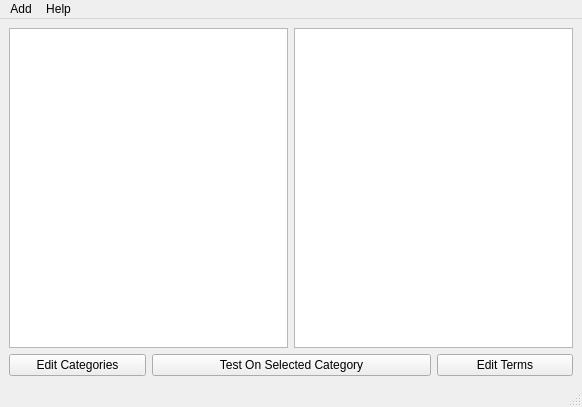
The window that View/studier.ui (wcrandall/Studier) describes before a commit, drawn with Qt 5.
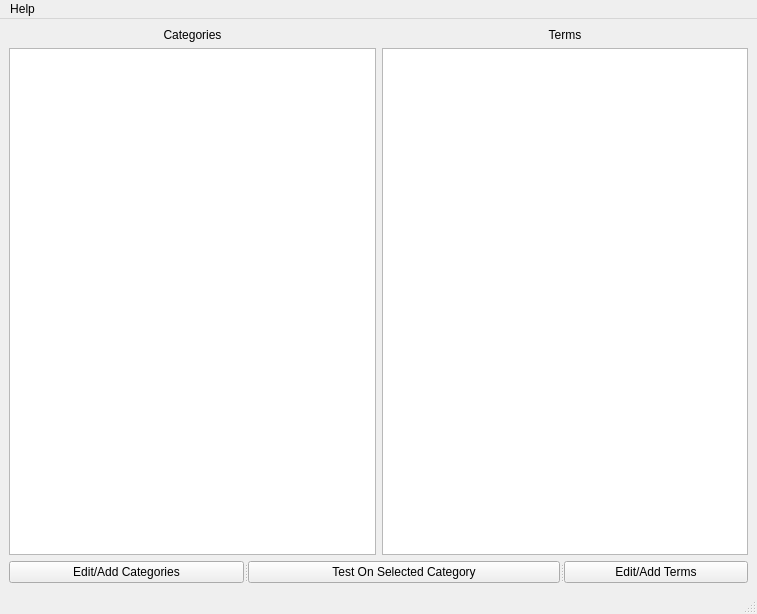
The same window after the commit.

Commit message: The studier application version 1.00

What changed in the file:
```diff
--- a/View/studier.ui
+++ b/View/studier.ui
@@ -6,8 +6,8 @@
    <rect>
     <x>0</x>
     <y>0</y>
-    <width>582</width>
-    <height>407</height>
+    <width>757</width>
+    <height>614</height>
    </rect>
   </property>
   <property name="windowTitle">
@@ -15,14 +15,38 @@
   </property>
   <widget class="QWidget" name="centralwidget">
    <layout class="QGridLayout" name="gridLayout">
-    <item row="1" column="3">
-     <widget class="QPushButton" name="EditTermButton">
+    <item row="0" column="0">
+     <layout class="QHBoxLayout" name="horizontalLayout">
+      <item>
+       <layout class="QVBoxLayout" name="verticalLayout_2">
+        <item>
+         <widget class="QLabel" name="CategoriesLabel">
       <property name="text">
-       <string>Edit Terms</string>
-      </property>
-     </widget>
-    </item>
-    <item row="0" column="2" colspan="2">
+           <string>Categories</string>
+          </property>
+          <property name="alignment">
+           <set>Qt::AlignCenter</set>
+          </property>
+         </widget>
+        </item>
+        <item>
+         <widget class="QListWidget" name="TermCategoriesListWidget"/>
+        </item>
+       </layout>
+      </item>
+      <item>
+       <layout class="QVBoxLayout" name="verticalLayout">
+        <item>
+         <widget class="QLabel" name="label">
+          <property name="text">
+           <string>Terms</string>
+          </property>
+          <property name="alignment">
+           <set>Qt::AlignCenter</set>
+          </property>
+         </widget>
+        </item>
+        <item>
      <widget class="QTableView" name="TermTableView">
       <attribute name="horizontalHeaderVisible">
        <bool>false</bool>
@@ -32,22 +56,31 @@
       </attribute>
      </widget>
     </item>
+       </layout>
+      </item>
+     </layout>
+    </item>
     <item row="1" column="0">
+     <widget class="QSplitter" name="splitter">
+      <property name="orientation">
+       <enum>Qt::Horizontal</enum>
+      </property>
      <widget class="QPushButton" name="EditCategoriesButton">
       <property name="text">
-       <string>Edit Categories</string>
-      </property>
-     </widget>
-    </item>
-    <item row="0" column="0" colspan="2">
-     <widget class="QListWidget" name="TermCategoriesListWidget"/>
-    </item>
-    <item row="1" column="1" colspan="2">
+        <string>Edit/Add Categories</string>
+       </property>
+      </widget>
      <widget class="QPushButton" name="TestButton">
       <property name="text">
        <string>Test On Selected Category</string>
       </property>
      </widget>
+      <widget class="QPushButton" name="EditTermButton">
+       <property name="text">
+        <string>Edit/Add Terms</string>
+       </property>
+      </widget>
+     </widget>
     </item>
    </layout>
   </widget>
@@ -56,23 +89,16 @@
     <rect>
      <x>0</x>
      <y>0</y>
-     <width>582</width>
+     <width>757</width>
      <height>22</height>
     </rect>
    </property>
-   <widget class="QMenu" name="menuAdd">
-    <property name="title">
-     <string>Add</string>
-    </property>
-    <addaction name="actionCategories_with_text_file"/>
-   </widget>
    <widget class="QMenu" name="menuHelp">
     <property name="title">
      <string>Help</string>
     </property>
     <addaction name="actionGet_Help"/>
    </widget>
-   <addaction name="menuAdd"/>
    <addaction name="menuHelp"/>
   </widget>
   <widget class="QStatusBar" name="statusbar"/>
```
Lines whose indentation alone changed are shown as unchanged. The commit also changes 15 other files.
